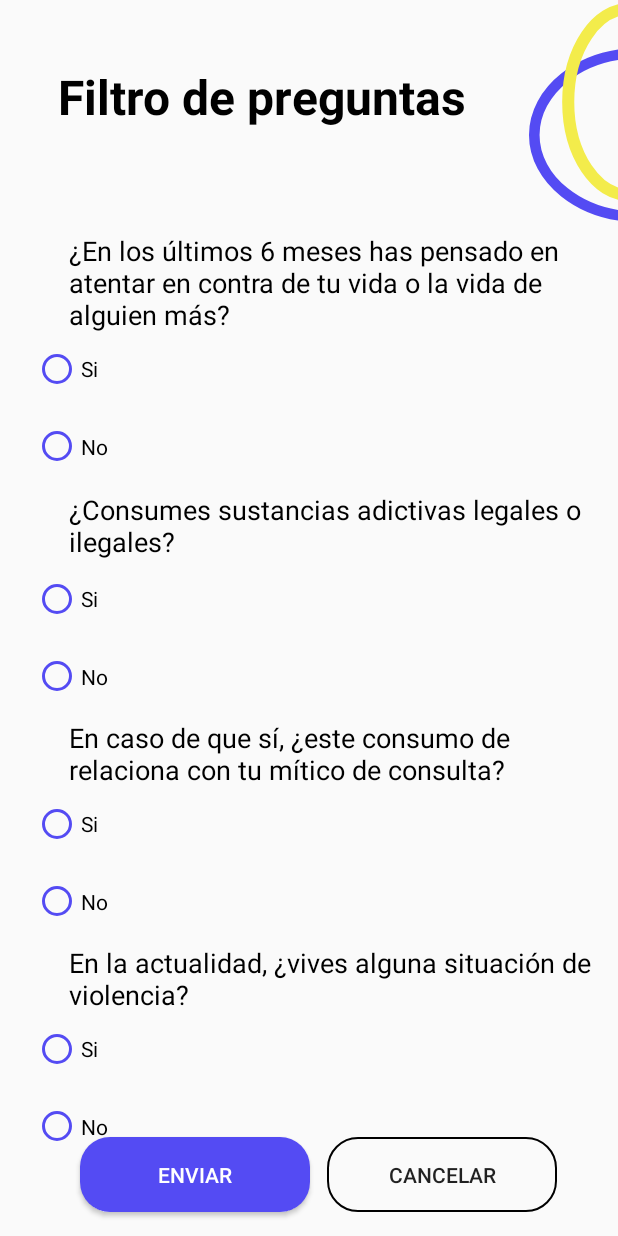
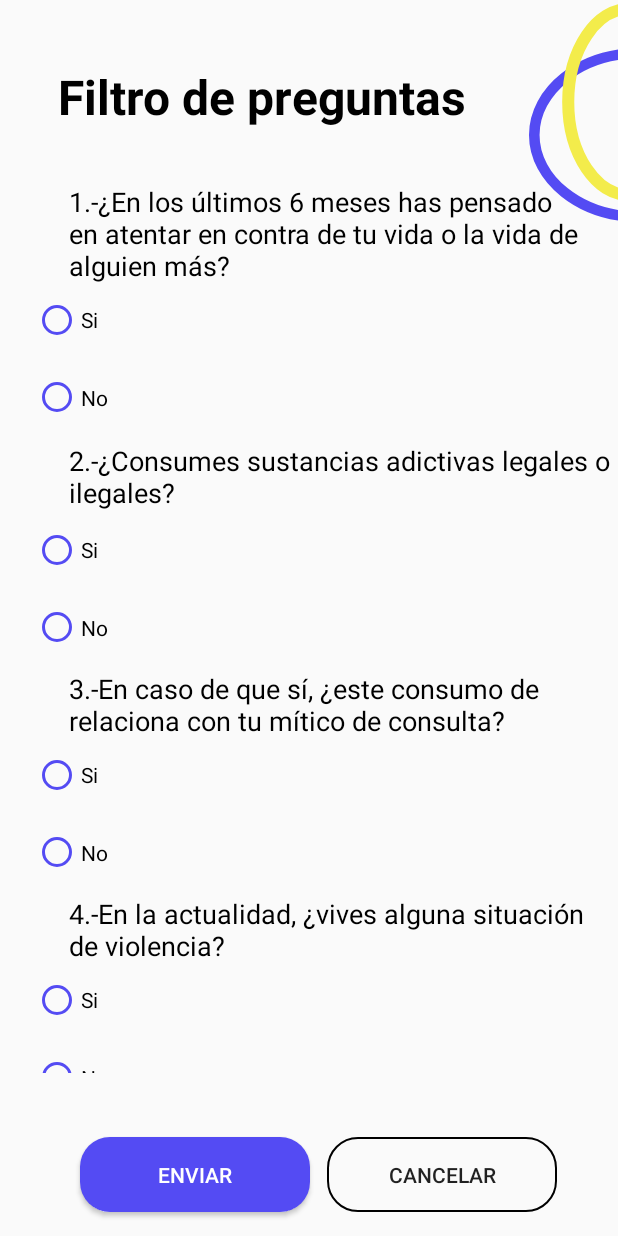
Before and after one commit to dayanescamilla/XCL_AgendaMedica, an Android app: the layout activity_filtro_reguntas.xml on its own in the app's theme, with its tools: preview values and no code run, on a phone screen of 412 x 824 dp. Run offline under Robolectric (Android 15) with nearby library versions, the phone set to English and light mode, and no system bars.

Commit message:
modulo filtro de preguntas

```diff
--- a/app/src/main/res/layout/activity_filtro_reguntas.xml
+++ b/app/src/main/res/layout/activity_filtro_reguntas.xml
@@ -27,7 +27,7 @@
         android:layout_marginEnd="32dp"
         android:text="@string/m9_tit1"
         android:textColor="#000000"
-        android:textSize="32dp"
+        android:textSize="32sp"
         android:textStyle="bold"
         app:layout_constraintBottom_toBottomOf="parent"
         app:layout_constraintEnd_toEndOf="parent"
@@ -38,17 +38,17 @@
 
     <ScrollView
         android:id="@+id/scrollView2"
-        android:layout_width="411dp"
-        android:layout_height="624dp"
+        android:layout_width="413dp"
+        android:layout_height="593dp"
         android:layout_marginStart="24dp"
         android:layout_marginEnd="24dp"
         android:layout_marginBottom="45dp"
         app:layout_constraintBottom_toBottomOf="parent"
         app:layout_constraintEnd_toEndOf="parent"
-        app:layout_constraintHorizontal_bias="0.052"
+        app:layout_constraintHorizontal_bias="0.054"
         app:layout_constraintStart_toStartOf="parent"
         app:layout_constraintTop_toBottomOf="@+id/id_m9_tit1"
-        app:layout_constraintVertical_bias="1.0">
+        app:layout_constraintVertical_bias="0.361">
 
         <LinearLayout
             android:layout_width="match_parent"
@@ -63,7 +63,7 @@
                 android:layout_marginEnd="24dp"
                 android:text="@string/m9_txt1"
                 android:textColor="#000000"
-                android:textSize="18dp"
+                android:textSize="18sp"
                 app:layout_constraintBottom_toBottomOf="parent"
                 app:layout_constraintEnd_toEndOf="parent"
                 app:layout_constraintHorizontal_bias="0.363"
@@ -83,12 +83,11 @@
                 app:layout_constraintVertical_bias="0.017">
 
                 <RadioButton
-                    android:id="@+id/id_m9_rdb1"
+                    android:id="@+id/id_m9_rd1"
                     android:layout_width="72dp"
                     android:layout_height="48dp"
                     android:buttonTint="@color/RoyalBlue"
-
-                    android:text="Si"
+                    android:text="@string/m9_rd1"
                     app:layout_constraintBottom_toBottomOf="parent"
                     app:layout_constraintEnd_toEndOf="parent"
                     app:layout_constraintHorizontal_bias="0.172"
@@ -97,11 +96,11 @@
                     app:layout_constraintVertical_bias="0.35" />
 
                 <RadioButton
-                    android:id="@+id/id_m9_rdb2"
+                    android:id="@+id/id_m9_rd2"
                     android:layout_width="72dp"
                     android:layout_height="55dp"
                     android:buttonTint="@color/RoyalBlue"
-                    android:text="No"
+                    android:text="@string/m9_rd2"
                     app:layout_constraintBottom_toBottomOf="parent"
                     app:layout_constraintEnd_toEndOf="parent"
                     app:layout_constraintHorizontal_bias="0.758"
@@ -119,7 +118,7 @@
                 android:layout_marginEnd="24dp"
                 android:text="@string/m9_txt2"
                 android:textColor="#000000"
-                android:textSize="18dp"
+                android:textSize="18sp"
                 app:layout_constraintBottom_toBottomOf="parent"
                 app:layout_constraintEnd_toEndOf="parent"
                 app:layout_constraintHorizontal_bias="1.0"
@@ -139,11 +138,11 @@
                 app:layout_constraintVertical_bias="0.431">
 
                 <RadioButton
-                    android:id="@+id/id_m9_rdb3"
+                    android:id="@+id/id_m9_rd3"
                     android:layout_width="72dp"
                     android:layout_height="48dp"
                     android:buttonTint="@color/RoyalBlue"
-                    android:text="Si"
+                    android:text="@string/m9_rd3"
                     app:layout_constraintBottom_toBottomOf="parent"
                     app:layout_constraintEnd_toEndOf="parent"
                     app:layout_constraintHorizontal_bias="0.172"
@@ -152,11 +151,11 @@
                     app:layout_constraintVertical_bias="0.35" />
 
                 <RadioButton
-                    android:id="@+id/id_m9_rdb4"
+                    android:id="@+id/id_m9_rd4"
                     android:layout_width="72dp"
                     android:layout_height="55dp"
                     android:buttonTint="@color/RoyalBlue"
-                    android:text="No"
+                    android:text="@string/m9_rd4"
                     app:layout_constraintBottom_toBottomOf="parent"
                     app:layout_constraintEnd_toEndOf="parent"
                     app:layout_constraintHorizontal_bias="0.758"
@@ -194,11 +193,11 @@
                 app:layout_constraintVertical_bias="0.852">
 
                 <RadioButton
-                    android:id="@+id/id_m9_rdb5"
+                    android:id="@+id/id_m9_rd5"
                     android:layout_width="72dp"
                     android:layout_height="48dp"
                     android:buttonTint="@color/RoyalBlue"
-                    android:text="Si"
+                    android:text="@string/m9_rd5"
                     app:layout_constraintBottom_toBottomOf="parent"
                     app:layout_constraintEnd_toEndOf="parent"
                     app:layout_constraintHorizontal_bias="0.172"
@@ -207,11 +206,11 @@
                     app:layout_constraintVertical_bias="0.35" />
 
                 <RadioButton
-                    android:id="@+id/id_m9_rdb6"
+                    android:id="@+id/id_m9_rd6"
                     android:layout_width="72dp"
                     android:layout_height="55dp"
                     android:buttonTint="@color/RoyalBlue"
-                    android:text="No"
+                    android:text="@string/m9_rd6"
                     app:layout_constraintBottom_toBottomOf="parent"
                     app:layout_constraintEnd_toEndOf="parent"
                     app:layout_constraintHorizontal_bias="0.758"
@@ -249,11 +248,11 @@
                 app:layout_constraintVertical_bias="0.852">
 
                 <RadioButton
-                    android:id="@+id/id_m9_rdb7"
+                    android:id="@+id/id_m9_rd7"
                     android:layout_width="72dp"
                     android:layout_height="48dp"
                     android:buttonTint="@color/RoyalBlue"
-                    android:text="Si"
+                    android:text="@string/m9_rd7"
                     app:layout_constraintBottom_toBottomOf="parent"
                     app:layout_constraintEnd_toEndOf="parent"
                     app:layout_constraintHorizontal_bias="0.172"
@@ -262,11 +261,11 @@
                     app:layout_constraintVertical_bias="0.35" />
 
                 <RadioButton
-                    android:id="@+id/id_m9_rdb8"
+                    android:id="@+id/id_m9_rd8"
                     android:layout_width="72dp"
                     android:layout_height="55dp"
                     android:buttonTint="@color/RoyalBlue"
-                    android:text="No"
+                    android:text="@string/m9_rd8"
                     app:layout_constraintBottom_toBottomOf="parent"
                     app:layout_constraintEnd_toEndOf="parent"
                     app:layout_constraintHorizontal_bias="0.758"
--- a/app/src/main/res/values/strings.xml
+++ b/app/src/main/res/values/strings.xml
@@ -26,6 +26,9 @@
     <string name="m3_txt2">Ingresar correo electrónico</string>
     <string name="m3_txt3">Ingresar contraseña</string>
     <string name="m3_txt4">Soy mayor de 18 años y acepto los términos y condiciones</string>
+    <string name="m3_edittxt1">Nombre completo</string>
+    <string name="m3_edittxt2">Correo electronico</string>
+    <string name="m3_edittxt3">**********</string>
     <string name="m3_btn1">Registrarse</string>
 
     <!-- 4.Modulo de menu principal -->
@@ -60,7 +63,6 @@
     <string name="m5_etxt2">Hora</string>
 
 
-
     <!-- 6.Modulo de ayuda -->
     <string name="m6_tit1">Ayuda</string>
     <string name="m6_txt1">¿Qué contiene?</string>
@@ -90,12 +92,42 @@
 
     <!-- 9.Modulo de filtro de preguntas -->
     <string name="m9_tit1">Filtro de preguntas</string>
-    <string name="m9_txt1">¿En los últimos 6 meses has pensado en atentar en contra de tu vida o la vida de alguien más? </string>
-    <string name="m9_txt2">¿Consumes sustancias adictivas legales o ilegales?</string>
-    <string name="m9_txt3">En caso de que sí, ¿este consumo de relaciona con tu mítico de consulta?</string>
-    <string name="m9_txt4">En la actualidad, ¿vives alguna situación de violencia?</string>
+    <string name="m9_txt1">1.-¿En los últimos 6 meses has pensado en atentar en contra de tu vida o la vida de alguien más?</string>
+    <string name="m9_txt2">2.-¿Consumes sustancias adictivas legales o ilegales?</string>
+    <string name="m9_txt3">3.-En caso de que sí, ¿este consumo de relaciona con tu mítico de consulta?</string>
+    <string name="m9_txt4">4.-En la actualidad, ¿vives alguna situación de violencia?</string>
+    <string name="m9_rd1">Si</string>
+    <string name="m9_rd2">No</string>
+    <string name="m9_rd3">Si</string>
+    <string name="m9_rd4">No</string>
+    <string name="m9_rd5">Si</string>
+    <string name="m9_rd6">No</string>
+    <string name="m9_rd7">Si</string>
+    <string name="m9_rd8">No</string>
     <string name="m9_btn1">Enviar</string>
     <string name="m9_btn2">Cancelar</string>
 
     <!-- 10. Modulo encuesta de satisfaccion -->
+    <string name="m10_tit1">Encuesta de satisfacción al usuario</string>
+    <string name="m10_txt1">1.-En general ¿cómo calificalificaría la calidad y su experiencia con el servicio mediente la aplicación?</string>
+    <string name="m10_txt2">2.-¿Tuviste problemas al agendar una cita?</string>
+    <string name="m10_txt3">3.-¿Cómo te parecio la consulta virtual?</string>
+    <string name="m10_txt4">4.-¿Volverias agendar tu cita por medio de la aplicación?</string>
+    <string name="m10_txt5">5.-¿Recomendarias esta aplicación a tus conocidos?</string>
+    <string name="m10_rd1">Muy positiva</string>
+    <string name="m10_rd2">Positiva</string>
+    <string name="m10_rd3">Neutral</string>
+    <string name="m10_rd4">Negativa</string>
+    <string name="m10_rd5">Muy negativa</string>
+    <string name="m10_rd6">Si</string>
+    <string name="m10_rd7">No</string>
+    <string name="m10_rd8">Excelente</string>
+    <string name="m10_rd9">Buena</string>
+    <string name="m10_rd10">Mala</string>
+    <string name="m10_rd11">Pesima</string>
+    <string name="m10_rd12">Si</string>
+    <string name="m10_rd13">No</string>
+    <string name="m10_rd14">Si</string>
+    <string name="m10_rd15">No</string>
+    <string name="m10_btn1">Enviar</string>
 </resources>
```
Also changed, not shown: app/src/main/AndroidManifest.xml (+10 -4 lines), app/src/main/res/layout/activity_menu.xml (+5 -5 lines), app/src/main/res/layout/activity_modulo_registro.xml (+12 -10 lines).
